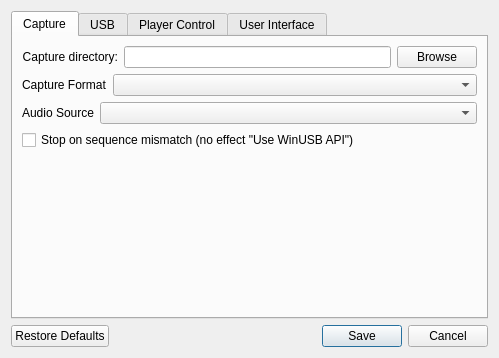
Before: the Qt Designer form Linux-Application/DomesdayDuplicator/configurationdialog.ui in JonasCz/DomesdayDuplicator-audio-ADC, drawn with Qt 5.
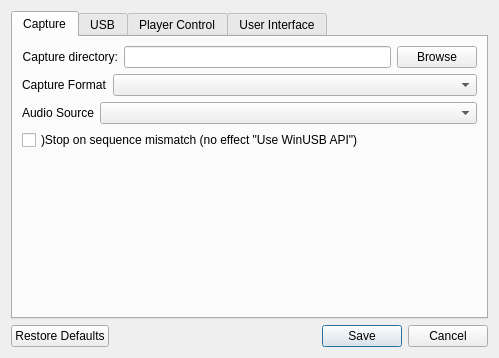
After: the same form once the commit is applied. The open tabs and pages were chosen to show the change.

```diff
--- a/Linux-Application/DomesdayDuplicator/configurationdialog.ui
+++ b/Linux-Application/DomesdayDuplicator/configurationdialog.ui
@@ -122,7 +122,7 @@
        <item>
         <widget class="QCheckBox" name="stopOnDroppedSamplesCheckBox">
          <property name="text">
-          <string>Stop on sequence mismatch (no effect "Use WinUSB API")</string>
+          <string>)Stop on sequence mismatch (no effect "Use WinUSB API")</string>
          </property>
         </widget>
        </item>
```
